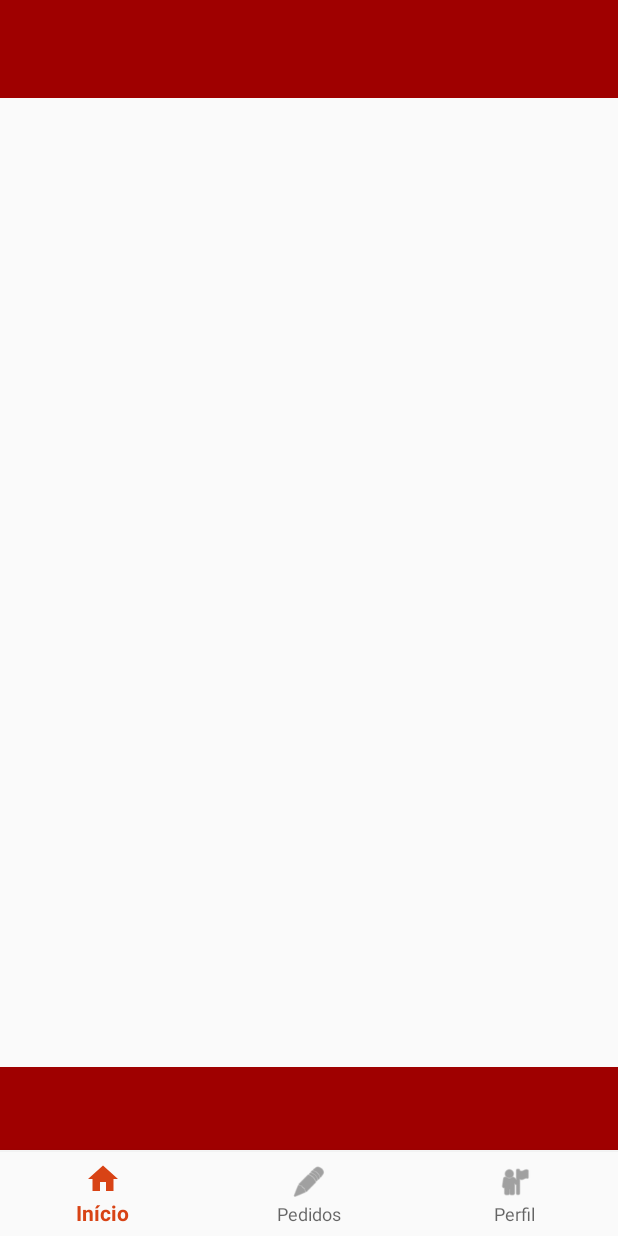
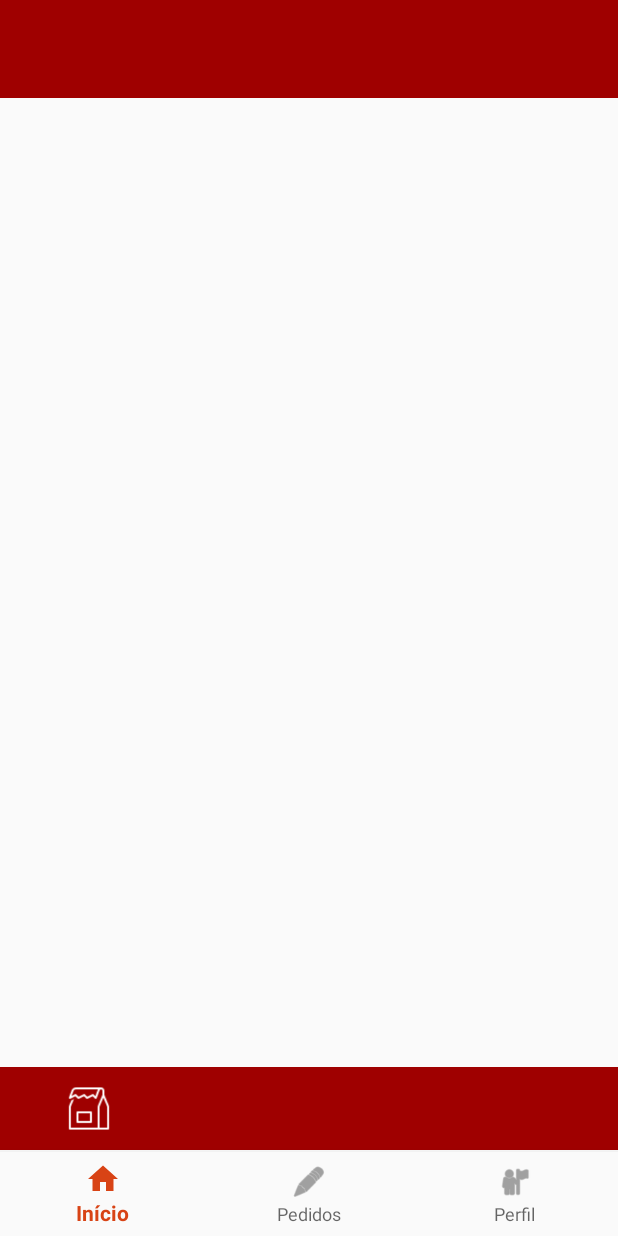
Before and after one commit to mateusmatinato/TrabalhoTopicos, an Android app: the RestauranteActivity screen opened directly, with no data from a screen before it, on a phone screen of 412 x 824 dp. Run offline under Robolectric (Android 15) with nearby library versions, the phone set to English and light mode, and no system bars; 2 statements that could not run were skipped.

```diff
--- a/app/src/main/AndroidManifest.xml
+++ b/app/src/main/AndroidManifest.xml
@@ -4,9 +4,9 @@
 
     <application
         android:allowBackup="true"
-        android:icon="@mipmap/ic_launcher"
+        android:icon="@mipmap/ic_icon"
         android:label="@string/app_name"
-        android:roundIcon="@mipmap/ic_launcher_round"
+        android:roundIcon="@mipmap/ic_icon"
         android:supportsRtl="true"
         android:theme="@style/AppTheme">
         <activity android:name=".RestauranteActivity"></activity>
--- a/app/src/main/res/layout/activity_finalizarpedido.xml
+++ b/app/src/main/res/layout/activity_finalizarpedido.xml
@@ -66,7 +66,7 @@
         android:background="#eaeaea"
         app:layout_constraintEnd_toEndOf="parent"
         app:layout_constraintStart_toStartOf="parent"
-        app:layout_constraintTop_toBottomOf="@+id/textLayoutTroco" />
+        app:layout_constraintTop_toBottomOf="@+id/radioGroup" />
 
     <TextView
         android:id="@+id/tvNomeProduto"
@@ -280,8 +280,9 @@
         android:id="@+id/textLayoutTroco"
         android:layout_width="240dp"
         android:layout_height="wrap_content"
-        android:layout_marginStart="4dp"
+        android:layout_marginStart="8dp"
         android:layout_marginTop="56dp"
+        android:visibility="visible"
         app:layout_constraintStart_toEndOf="@+id/radioGroup"
         app:layout_constraintTop_toBottomOf="@+id/tv5">
 
--- a/app/src/main/res/layout/activity_restaurante.xml
+++ b/app/src/main/res/layout/activity_restaurante.xml
@@ -131,4 +131,19 @@
         app:layout_constraintTop_toTopOf="@+id/tbFinalizarPedido"
         app:layout_constraintVertical_bias="0.487" />
 
+    <ImageView
+        android:id="@+id/imgBasket"
+        android:layout_width="32dp"
+        android:layout_height="0dp"
+        android:layout_marginStart="8dp"
+        android:layout_marginEnd="8dp"
+        app:layout_constraintBottom_toBottomOf="@+id/tbFinalizarPedido"
+        app:layout_constraintEnd_toStartOf="@+id/tvSacola"
+        app:layout_constraintHorizontal_bias="0.067"
+        app:layout_constraintStart_toStartOf="parent"
+        app:layout_constraintTop_toTopOf="@+id/tbFinalizarPedido"
+        app:layout_constraintVertical_bias="0.653"
+        app:srcCompat="@drawable/icon_basket" />
+
+
 </android.support.constraint.ConstraintLayout>
--- a/app/src/main/res/values/strings.xml
+++ b/app/src/main/res/values/strings.xml
@@ -1,5 +1,5 @@
 <resources>
-    <string name="app_name">Trabalho TopicosNovo</string>
+    <string name="app_name">ibilceFood</string>
     <string name="title_activity_home">Home</string>
     <string name="title_home">Início</string>
     <string name="title_pedidos">Pedidos</string>
```
Also changed, not shown: app/src/main/java/com/mateusmatinato/trabalhotopicosnovo/FinalizarPedido.java (+13 -1 lines), app/src/main/java/com/mateusmatinato/trabalhotopicosnovo/RestauranteActivity.java (+12 -9 lines), app/src/main/res/drawable-v24/icon_basket.png (added), app/src/main/res/mipmap-hdpi/ic_icon.png (added), app/src/main/res/mipmap-hdpi/ic_launcher.png (deleted), app/src/main/res/mipmap-mdpi/ic_icon.png (added), app/src/main/res/mipmap-mdpi/ic_launcher.png (deleted), app/src/main/res/mipmap-xhdpi/ic_icon.png (added), app/src/main/res/mipmap-xhdpi/ic_launcher.png (deleted), app/src/main/res/mipmap-xxhdpi/ic_icon.png (added), app/src/main/res/mipmap-xxhdpi/ic_launcher.png (deleted), app/src/main/res/mipmap-xxxhdpi/ic_icon.png (added), app/src/main/res/mipmap-xxxhdpi/ic_launcher.png (deleted).
